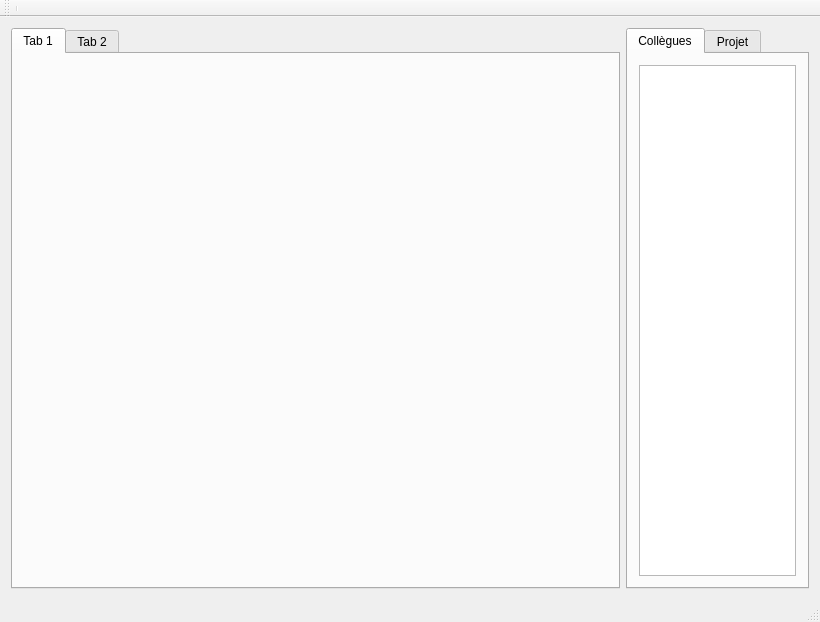
Above: Client/Client_Synergie/fenetreprincipale.ui from im-jon/CLL-Synergie before the change. Below: the same form after it.
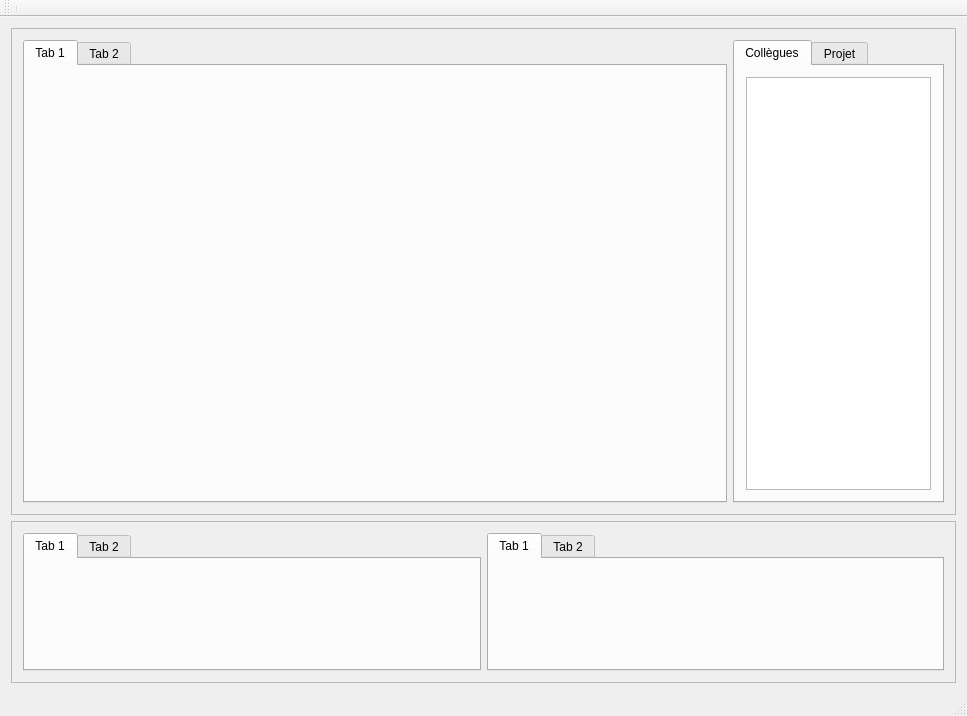
That is the form after the change.

Commit message: Modifications dans l'UI

What changed in the file:
```diff
--- a/Client/Client_Synergie/fenetreprincipale.ui
+++ b/Client/Client_Synergie/fenetreprincipale.ui
@@ -6,8 +6,8 @@
    <rect>
     <x>0</x>
     <y>0</y>
-    <width>820</width>
-    <height>622</height>
+    <width>967</width>
+    <height>716</height>
    </rect>
   </property>
   <property name="windowTitle">
@@ -16,6 +16,21 @@
   <widget class="QWidget" name="centralWidget">
    <layout class="QGridLayout" name="gridLayout_3">
     <item row="0" column="0">
+     <widget class="QFrame" name="frame">
+      <property name="sizePolicy">
+       <sizepolicy hsizetype="Preferred" vsizetype="Preferred">
+        <horstretch>9</horstretch>
+        <verstretch>9</verstretch>
+       </sizepolicy>
+      </property>
+      <property name="frameShape">
+       <enum>QFrame::StyledPanel</enum>
+      </property>
+      <property name="frameShadow">
+       <enum>QFrame::Raised</enum>
+      </property>
+      <layout class="QGridLayout" name="gridLayout_6">
+       <item row="0" column="0">
      <widget class="QTabWidget" name="tabWidget">
       <property name="sizePolicy">
        <sizepolicy hsizetype="Expanding" vsizetype="Expanding">
@@ -74,6 +89,61 @@
     </item>
    </layout>
   </widget>
+    </item>
+    <item row="1" column="0">
+     <widget class="QFrame" name="frame_2">
+      <property name="sizePolicy">
+       <sizepolicy hsizetype="Preferred" vsizetype="Preferred">
+        <horstretch>0</horstretch>
+        <verstretch>3</verstretch>
+       </sizepolicy>
+      </property>
+      <property name="frameShape">
+       <enum>QFrame::StyledPanel</enum>
+      </property>
+      <property name="frameShadow">
+       <enum>QFrame::Raised</enum>
+      </property>
+      <layout class="QGridLayout" name="gridLayout_7">
+       <item row="0" column="0">
+        <widget class="QTabWidget" name="tabWidget_3">
+         <widget class="QWidget" name="tab_5">
+          <attribute name="title">
+           <string>Tab 1</string>
+          </attribute>
+         </widget>
+         <widget class="QWidget" name="tab_6">
+          <attribute name="title">
+           <string>Tab 2</string>
+          </attribute>
+         </widget>
+        </widget>
+       </item>
+       <item row="0" column="1">
+        <widget class="QTabWidget" name="tabWidget_2">
+         <property name="sizePolicy">
+          <sizepolicy hsizetype="Expanding" vsizetype="Expanding">
+           <horstretch>0</horstretch>
+           <verstretch>3</verstretch>
+          </sizepolicy>
+         </property>
+         <widget class="QWidget" name="tab_3">
+          <attribute name="title">
+           <string>Tab 1</string>
+          </attribute>
+         </widget>
+         <widget class="QWidget" name="tab_4">
+          <attribute name="title">
+           <string>Tab 2</string>
+          </attribute>
+         </widget>
+        </widget>
+       </item>
+      </layout>
+     </widget>
+    </item>
+   </layout>
+  </widget>
   <widget class="QMenuBar" name="menuBar">
    <property name="geometry">
     <rect>
```
Left out of the diff: 3 changed lines with no effect on the pictures. Lines whose indentation alone changed are shown as unchanged. The commit also changes 4 other files.
